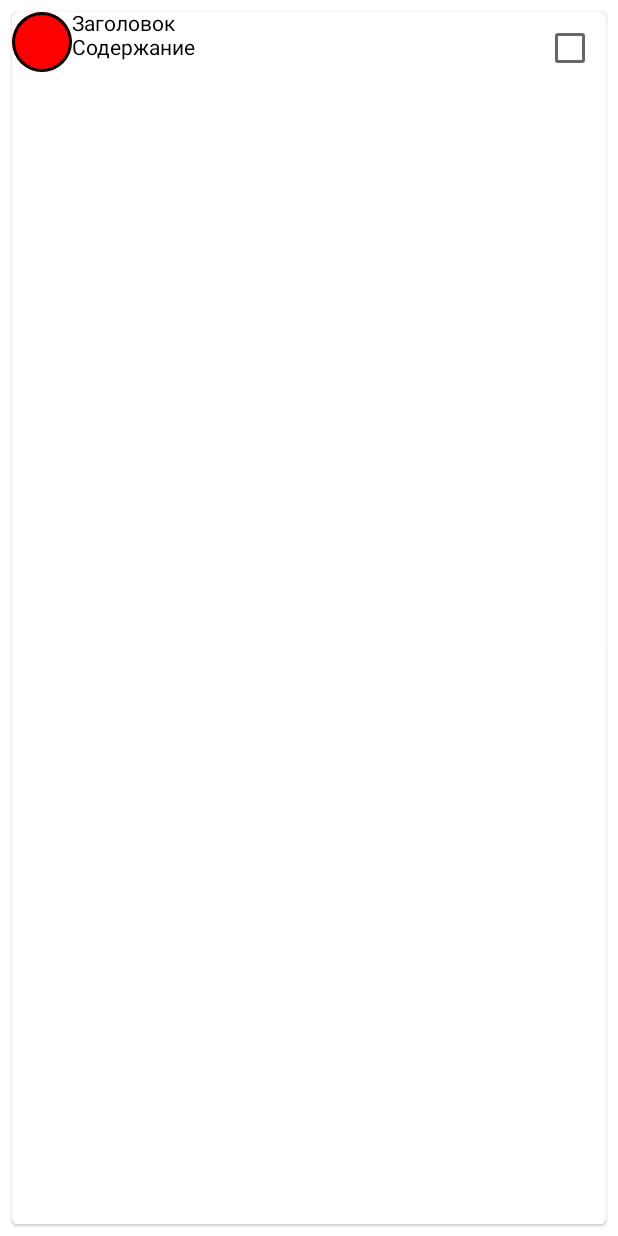
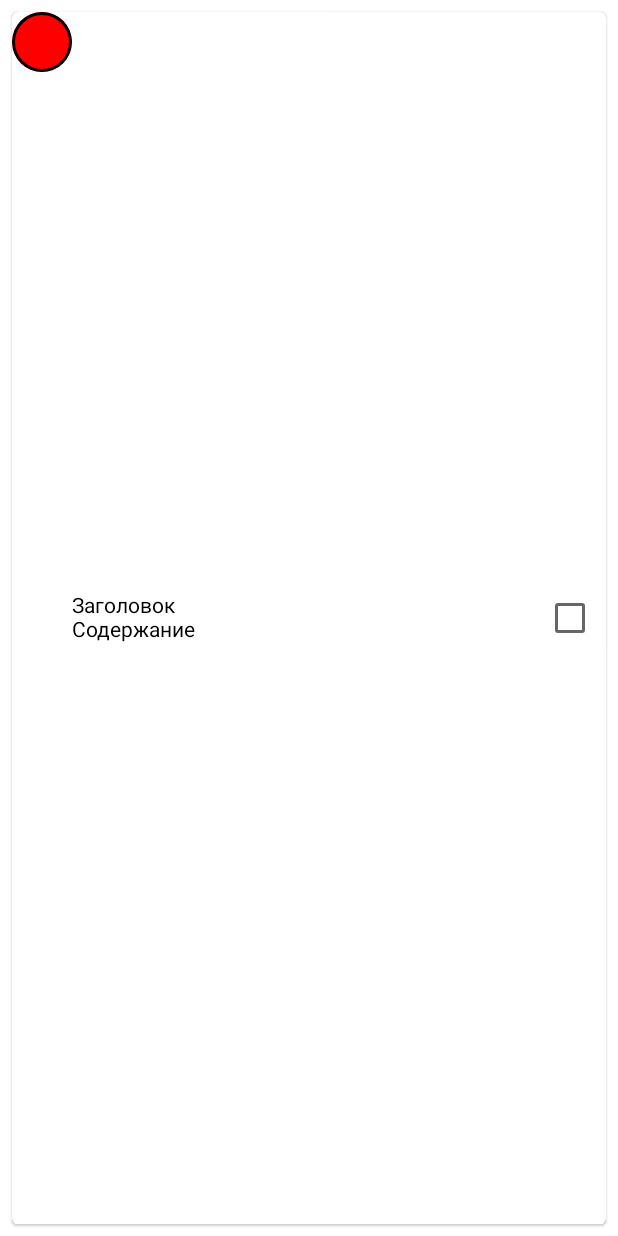
Before and after one commit to CocaineJimmy/laba5_kotlin, an Android app built with Jetpack Compose: the @Preview function NotePreview, on a phone screen of 412 x 824 dp. Run offline under Robolectric (Android 15) with nearby library versions, the phone set to English and light mode, and no system bars.

Commit message:
Update Note.kt

```diff
--- a/app/src/main/java/com/topic2/android/notes/ui/components/Note.kt
+++ b/app/src/main/java/com/topic2/android/notes/ui/components/Note.kt
@@ -20,6 +20,7 @@ import androidx.compose.foundation.layout.fillMaxWidth
 import androidx.compose.foundation.layout.heightIn
 import androidx.compose.foundation.shape.CircleShape
 import androidx.compose.foundation.shape.RoundedCornerShape
+import androidx.compose.ui.Alignment
 import androidx.compose.ui.draw.clip
 import androidx.compose.ui.draw.shadow
 import androidx.compose.ui.graphics.Color
@@ -73,13 +74,18 @@ fun Note(){
                 padding = 4.dp,
                 border = 1.dp
             )
-            Column(modifier = Modifier.weight(1f)) {
+            Column(modifier = Modifier
+                .weight(1f)
+                .align(Alignment.CenterVertically)) {
                 Text(text = "Заголовок", maxLines = 1)
                 Text(text = "Содержание", maxLines = 1)
             }
             Checkbox(
-                checked = false, onCheckedChange = {},
-                modifier = Modifier.padding(start = 8.dp)
+                checked = false,
+                onCheckedChange = { },
+                modifier = Modifier
+                    .padding(start = 8.dp)
+                    .align(Alignment.CenterVertically)
             )
         }
     }
```
